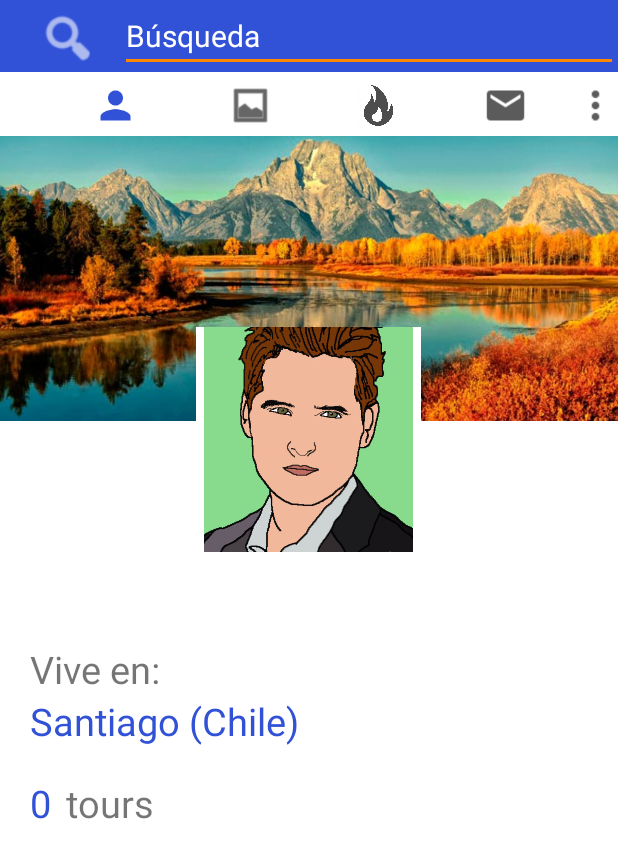
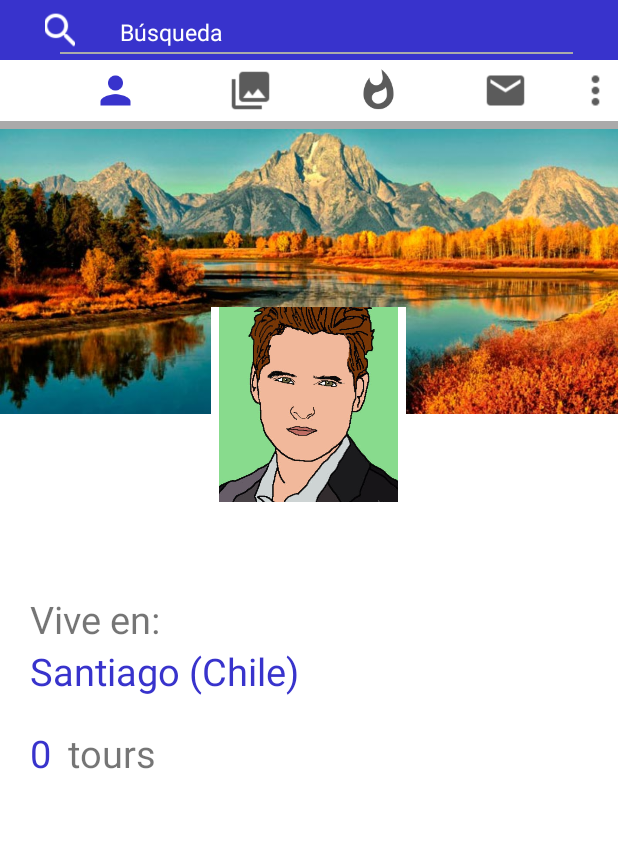
Before and after one commit to iorellana18/cicerOTApp, an Android app: the ProfileActivity screen opened directly, with no data from a screen before it, on a phone screen of 412 x 824 dp. Shown: the top 858 px of the screen. Run offline under Robolectric (Android 15) with nearby library versions, the light colour scheme and no system bars.

Commit message:
Declaración de vistas

```diff
--- a/app/src/main/java/cl/usach/CICEROT/MainActivity.java
+++ b/app/src/main/java/cl/usach/CICEROT/MainActivity.java
@@ -5,7 +5,6 @@ import android.content.Intent;
 import android.os.Bundle;
 import android.view.View;
 import android.widget.Button;
-import android.widget.EditText;
 
 /**
  * Created by Ian on 24-10-2016.
@@ -19,7 +18,7 @@ public class MainActivity extends Activity {
     @Override
     protected void onCreate(Bundle savedInstanceState) {
         super.onCreate(savedInstanceState);
-        setContentView(R.layout.activity_welcome2);
+        setContentView(R.layout.activity_welcome);
 
         registroBoton = (Button) findViewById(R.id.WelcomeRegistro);
         loginBoton = (Button) findViewById(R.id.WelcomeLogin);
--- /dev/null
+++ b/app/src/main/res/drawable/highlight_white.xml
@@ -0,0 +1,8 @@
+<?xml version="1.0" encoding="utf-8"?>
+<selector xmlns:android="http://schemas.android.com/apk/res/android" >
+    <item android:state_pressed="true"
+        android:drawable="@color/pressedDark" /> <!-- pressed -->
+    <item android:state_focused="true"
+        android:drawable="@color/pressedDark" /> <!-- focused -->
+    <item android:drawable="@color/colorPrimary" /> <!-- default -->
+</selector>
--- /dev/null
+++ b/app/src/main/res/drawable/highlightbutton.xml
@@ -0,0 +1,8 @@
+<?xml version="1.0" encoding="utf-8"?>
+<selector xmlns:android="http://schemas.android.com/apk/res/android" >
+    <item android:state_pressed="true"
+        android:drawable="@color/pressed" /> <!-- pressed -->
+    <item android:state_focused="true"
+        android:drawable="@color/pressed" /> <!-- focused -->
+    <item android:drawable="@color/colorPrimaryDark" /> <!-- default -->
+</selector>
--- a/app/src/main/res/layout/activity_login.xml
+++ b/app/src/main/res/layout/activity_login.xml
@@ -47,7 +47,7 @@
         android:text="Login"
         android:layout_below="@+id/PassText"
         android:textColor="@color/colorPrimary"
-        android:background="@color/colorPrimaryDark"/>
+        android:background="@drawable/highlightbutton"/>
 
     <TextView
         android:id="@+id/LoginText"
@@ -57,6 +57,7 @@
         android:layout_marginLeft="50dp"
         android:textSize="17dp"
         android:text="Aún no tienes una cuenta?"/>
+
     <TextView
         android:id="@+id/LoginClickeableText"
         android:layout_toRightOf="@+id/LoginText"
@@ -65,6 +66,7 @@
         android:layout_marginLeft="10dp"
         android:layout_height="wrap_content"
         android:textColor="@color/colorPrimaryDark"
+        android:background="@drawable/highlight_white"
         android:textSize="17dp"
         android:text="Registrate!"
         android:onClick="onClick"
--- a/app/src/main/res/layout/activity_profile.xml
+++ b/app/src/main/res/layout/activity_profile.xml
@@ -1,57 +1,55 @@
 <?xml version="1.0" encoding="utf-8"?>
 <RelativeLayout xmlns:android="http://schemas.android.com/apk/res/android"
     android:orientation="vertical" android:layout_width="match_parent"
-    android:layout_height="match_parent">
+    android:layout_height="match_parent"
+    android:background="@color/colorPrimary">
 
 
     <FrameLayout
         android:id="@+id/SearchContent"
         android:layout_width="match_parent"
-        android:layout_height="50dp"
+        android:layout_height="40dp"
         android:background="@color/colorPrimaryDark"
         />
 
-    <EditText
+    <TextView
         android:id="@+id/SearchProfile"
         android:layout_width="match_parent"
-        android:layout_height="wrap_content"
+        android:layout_marginRight="30dp"
+        android:paddingTop="5dp"
+        android:paddingLeft="20dp"
+        android:layout_height="29dp"
         android:layout_gravity="top"
-        android:layout_marginLeft="80dp"
+        android:layout_marginLeft="60dp"
+        android:layout_marginTop="5dp"
         android:inputType="text"
         android:textColor="@color/colorPrimary"
         android:layout_alignParentTop="true"
         android:textColorHint="@color/colorPrimary"
         android:textColorLink="@color/colorPrimary"
-        android:textSize="20sp"
+        android:textSize="15sp"
+        android:background="@drawable/highlightbutton"
         android:hint="Búsqueda"/>
 
     <ImageView
         android:id="@+id/searchIcon"
-        android:layout_width="30dp"
-        android:layout_height="40dp"
+        android:layout_width="20dp"
+        android:layout_height="30dp"
         android:layout_marginLeft="30dp"
         android:layout_marginTop="5dp"
         android:scaleType="centerCrop"
-        android:src="@android:drawable/ic_menu_search"
+        android:src="@mipmap/ic_search_black_48dp"
         android:tint="@color/colorPrimary"
         />
     <View
         android:layout_width="match_parent"
         android:layout_below="@+id/SearchProfile"
-        android:layout_marginLeft="30dp"
+        android:layout_marginLeft="40dp"
         android:layout_marginRight="30dp"
         android:layout_height="1dp"
         android:background="@android:color/darker_gray"/>
 
 
-
-    <FrameLayout
-        android:id="@+id/FrameProfile"
-        android:layout_width="match_parent"
-        android:layout_height="match_parent"
-        android:layout_below="@+id/SearchProfile"
-        style="@style/Divider"
-        android:background="@color/colorPrimary"/>
 
 
 
@@ -59,12 +57,14 @@
         android:id="@+id/menuIcon"
         android:layout_below="@+id/SearchContent"
         android:layout_width="30dp"
-        android:layout_height="30dp"
+        android:layout_height="35dp"
         android:layout_marginTop="5dp"
+        android:paddingBottom="5dp"
         android:layout_alignParentRight="true"
         android:scaleType="centerCrop"
         android:src="@mipmap/ic_more_vert_black_24dp"
         android:tint="@color/SeriousGray"
+        android:background="@drawable/highlight_white"
         />
 
     <ImageView
@@ -73,10 +73,12 @@
         android:layout_width="90dp"
         android:paddingLeft="30dp"
         android:paddingRight="30dp"
-        android:layout_height="30dp"
+        android:layout_height="35dp"
         android:layout_marginTop="5dp"
+        android:paddingBottom="5dp"
         android:layout_toLeftOf="@+id/menuIcon"
         android:scaleType="centerCrop"
+        android:background="@drawable/highlight_white"
         android:src="@mipmap/ic_email_black_48dp"
         android:tint="@color/SeriousGray"
         />
@@ -87,11 +89,14 @@
         android:layout_width="80dp"
         android:paddingLeft="25dp"
         android:paddingRight="25dp"
-        android:layout_height="30dp"
+        android:layout_height="35dp"
+        android:paddingBottom="5dp"
         android:layout_toLeftOf="@+id/mailIcon"
         android:layout_marginTop="5dp"
         android:scaleType="centerCrop"
-        android:src="@drawable/fire"
+        android:src="@mipmap/ic_whatshot_black_48dp"
+        android:tint="@color/SeriousGray"
+        android:background="@drawable/highlight_white"
         />
 
     <ImageView
@@ -100,12 +105,14 @@
         android:layout_width="90dp"
         android:paddingRight="30dp"
         android:paddingLeft="30dp"
-        android:layout_height="30dp"
+        android:layout_height="35dp"
+        android:paddingBottom="5dp"
         android:layout_toLeftOf="@+id/fireIcon"
         android:layout_marginTop="5dp"
         android:scaleType="centerCrop"
-        android:src="@android:drawable/ic_menu_gallery"
-        android:tint="@color/black"
+        android:src="@mipmap/ic_collections_black_48dp"
+        android:tint="@color/SeriousGray"
+        android:background="@drawable/highlight_white"
         />
 
     <ImageView
@@ -114,19 +121,27 @@
         android:layout_width="90dp"
         android:paddingLeft="30dp"
         android:paddingRight="30dp"
-        android:layout_height="30dp"
+        android:layout_height="35dp"
+        android:paddingBottom="5dp"
         android:layout_toLeftOf="@+id/galleryIcon"
         android:layout_marginTop="5dp"
         android:scaleType="centerCrop"
+        android:background="@drawable/highlight_white"
         android:src="@mipmap/ic_person_black_48dp"
         android:tint="@color/colorPrimaryDark"
         />
 
+    <View
+        android:id="@+id/separator"
+        android:layout_width="match_parent"
+        android:layout_below="@+id/menuIcon"
+        android:layout_height="5dp"
+        android:background="@android:color/darker_gray"/>
+
     <ImageView
         android:id="@+id/ProfilePortada"
-        android:layout_below="@+id/menuIcon"
+        android:layout_below="@+id/separator"
         android:layout_width="match_parent"
-        android:layout_marginTop="5dp"
         android:layout_height="190dp"
         android:scaleType="centerCrop"
         android:src="@drawable/paisaje4"
@@ -140,12 +155,12 @@
     <ImageView
         android:id="@+id/ProfileImage"
         android:layout_below="@+id/SearchProfile"
-        android:layout_width="150dp"
-        android:layout_height="150dp"
+        android:layout_width="130dp"
+        android:layout_height="130dp"
         android:layout_marginTop="170dp"
         android:layout_centerHorizontal="true"
         android:scaleType="centerCrop"
-        android:background="@color/colorPrimary"
+        android:background="@drawable/highlight_white"
         android:padding="5dp"
         android:src="@drawable/juan"/>
 
@@ -178,17 +193,19 @@
         android:layout_marginLeft="20dp"
         android:text="Santiago (Chile)"
         android:textColor="@color/colorPrimaryDark"
+        android:background="@drawable/highlight_white"
         />
 
 
     <TextView
         android:id="@+id/numberOfTours"
         android:layout_below="@+id/placeProfile"
-        android:layout_width="wrap_content"
+        android:layout_width="35dp"
         android:layout_height="wrap_content"
         android:layout_marginTop="20dp"
         android:textSize="25sp"
-        android:layout_marginLeft="20dp"
+        android:layout_marginLeft="10dp"
+        android:paddingLeft="10dp"
         android:text="0"
         android:textColor="@color/colorPrimaryDark"
         />
@@ -200,7 +217,6 @@
         android:layout_height="wrap_content"
         android:layout_marginTop="20dp"
         android:textSize="25sp"
-        android:layout_marginLeft="10dp"
         android:text="tours"
         />
 
--- a/app/src/main/res/layout/activity_registro.xml
+++ b/app/src/main/res/layout/activity_registro.xml
@@ -83,7 +83,7 @@
         android:layout_below="@+id/RegistroConfirmaContraseña"
         android:text="Registrarse"
         android:textColor="@color/colorPrimary"
-        android:background="@color/colorPrimaryDark"/>
+        android:background="@drawable/highlightbutton"/>
     <TextView
         android:id="@+id/RegistroText"
         android:layout_width="wrap_content"
@@ -100,6 +100,7 @@
         android:gravity="center"
         android:layout_below="@+id/RegistroBoton"
         android:textColor="@color/colorPrimaryDark"
+        android:background="@drawable/highlight_white"
         android:textSize="17dp"
         android:onClick="onClick"
         android:clickable="true"
--- a/app/src/main/res/layout/activity_welcome2.xml
+++ b/app/src/main/res/layout/activity_welcome.xml
@@ -33,7 +33,7 @@
         android:text="Login"
         android:layout_above="@+id/WelcomeRegistro"
         android:textColor="@color/colorPrimary"
-        android:background="@color/colorPrimaryDark"/>
+        android:background="@drawable/highlightbutton"/>
 
     <Button
         android:id="@+id/WelcomeRegistro"
@@ -42,5 +42,5 @@
         android:text="Registrarse"
         android:layout_alignParentBottom="true"
         android:textColor="@color/black"
-        android:background="@color/neige"/>
+        android:background="@drawable/highlight_white"/>
 </RelativeLayout>
--- a/app/src/main/res/values/colors.xml
+++ b/app/src/main/res/values/colors.xml
@@ -1,7 +1,9 @@
 <?xml version="1.0" encoding="utf-8"?>
 <resources>
     <color name="colorPrimary">#ffffff</color>
-    <color name="colorPrimaryDark">#3152d7</color>
+    <color name="colorPrimaryDark">#3833cc</color>
+    <color name="pressed">#6199ce</color>
+    <color name="pressedDark">#c9c6c6</color>
     <color name="colorAccent">#ff8800</color>
     <color name="black">#000000</color>
     <color name="neige">#e2e0e0</color>
```
Also changed, not shown: app/src/main/AndroidManifest.xml (+16 -0 lines), app/src/main/java/cl/usach/CICEROT/GalleryActivity.java (added, +9 -0 lines), app/src/main/java/cl/usach/CICEROT/HotsActivity.java (added, +9 -0 lines), app/src/main/java/cl/usach/CICEROT/MailActivity.java (added, +9 -0 lines), app/src/main/java/cl/usach/CICEROT/SearchActivity.java (added, +9 -0 lines), app/src/main/res/layout/activity_gallery.xml (added, +131 -0 lines), app/src/main/res/layout/activity_hots.xml (added, +132 -0 lines), app/src/main/res/layout/activity_inicio.xml (deleted, +0 -17 lines), app/src/main/res/layout/activity_mail.xml (added, +131 -0 lines), app/src/main/res/layout/activity_search.xml (added, +52 -0 lines), app/src/main/res/mipmap-mdpi/ic_collections_black_48dp.png (added), app/src/main/res/mipmap-mdpi/ic_search_black_48dp.png (added).
